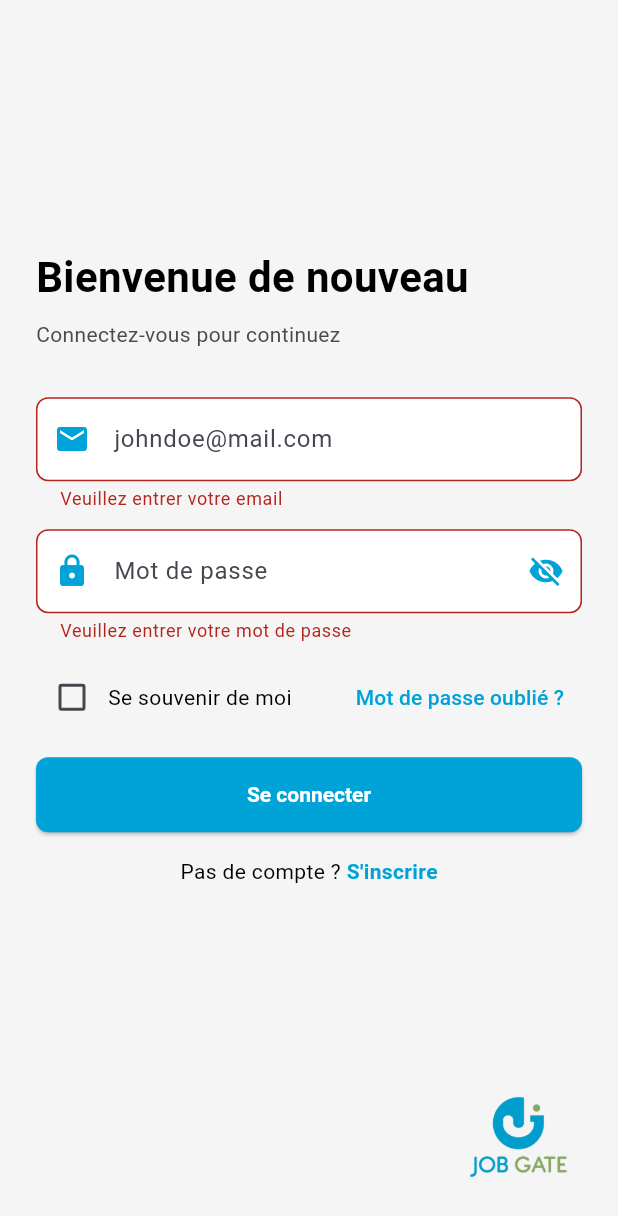
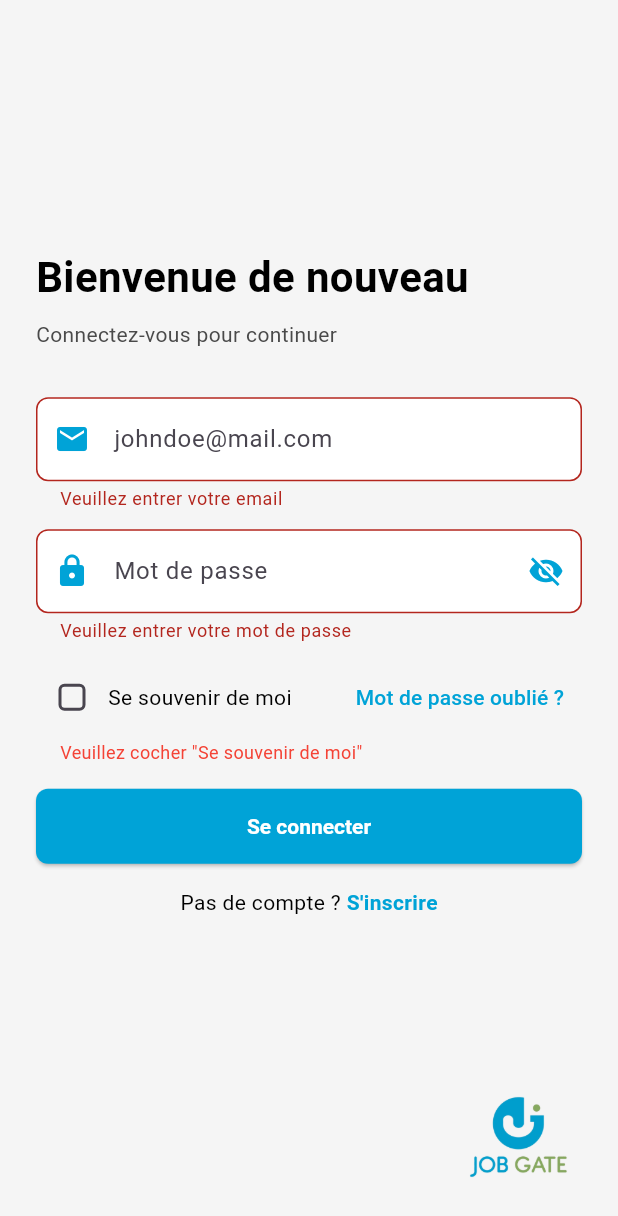
Before and after one commit to HattourWejden/App-Gestion_des_candidatures, a Flutter app: the LoginScreen screen opened by its route, after a tap on "Se connecter", on a phone screen of 412 x 824 dp. Shown: the top 1216 px of the screen. Run offline on Flutter 3.47's test engine with Material 3 defaults, Android fonts, the light colour scheme and no system bars; our stand-ins replace cloud_firestore, firebase_auth, firebase_core, flutter_riverpod; accounts and stored records are empty.

Commit message:
modified login_screen

```diff
--- a/lib/screens/login_screen.dart
+++ b/lib/screens/login_screen.dart
@@ -18,16 +18,32 @@ class _LoginScreenState extends ConsumerState<LoginScreen> {
   bool rememberMe = false;
   bool _isLoading = false;
   bool _obscurePassword = false;
+  String? _rememberMeError; // To store checkbox error message
 
   final _formKey = GlobalKey<FormState>();
+
   Future<void> _onSignInPressed() async {
-    if (!_formKey.currentState!.validate()) return;
+    // Reset error message
+    setState(() {
+      _rememberMeError = null;
+    });
+
+    // Validate form fields and checkbox
+    if (!_formKey.currentState!.validate() || !rememberMe) {
+      if (!rememberMe) {
+        setState(() {
+          _rememberMeError = 'Veuillez cocher "Se souvenir de moi"';
+        });
+      }
+      return;
+    }
 
     setState(() => _isLoading = true);
 
     try {
-      await ref.read(authServiceProvider).signInWithEmailAndPassword(
-
+      await ref
+          .read(authServiceProvider)
+          .signInWithEmailAndPassword(
             _emailController.text.trim(),
             _passwordController.text.trim(),
           );
@@ -98,7 +114,7 @@ class _LoginScreenState extends ConsumerState<LoginScreen> {
                   ),
                   const SizedBox(height: 8),
                   const Text(
-                    "Connectez-vous pour continuez ",
+                    "Connectez-vous pour continuer",
                     style: TextStyle(color: AppColors.darkGrey),
                   ),
                   const SizedBox(height: 32),
@@ -171,6 +187,9 @@ class _LoginScreenState extends ConsumerState<LoginScreen> {
                     },
                   ),
                   const SizedBox(height: 12),
+                  Column(
+                    crossAxisAlignment: CrossAxisAlignment.start,
+                    children: [
                       Row(
                         mainAxisAlignment: MainAxisAlignment.spaceBetween,
                         children: [
@@ -181,9 +200,28 @@ class _LoginScreenState extends ConsumerState<LoginScreen> {
                                 onChanged: (value) {
                                   setState(() {
                                     rememberMe = value ?? false;
+                                    _rememberMeError =
+                                        null; // Clear error when checkbox is toggled
                                   });
                                 },
                                 activeColor: AppColors.primaryBlue,
+                                shape: RoundedRectangleBorder(
+                                  borderRadius: BorderRadius.circular(4),
+                                  side:
+                                      _rememberMeError != null
+                                          ? const BorderSide(
+                                            color: Color.fromARGB(
+                                              255,
+                                              194,
+                                              53,
+                                              43,
+                                            ),
+                                          )
+                                          : const BorderSide(
+                                            color: Colors.transparent,
+                                          ), // Default to transparent
+                                ),
+                                semanticLabel: 'Se souvenir de moi',
                               ),
                               const Text("Se souvenir de moi"),
                             ],
@@ -200,6 +238,19 @@ class _LoginScreenState extends ConsumerState<LoginScreen> {
                                 "Mot de passe oublié ?",
                                 style: TextStyle(color: AppColors.primaryBlue),
                                 overflow: TextOverflow.ellipsis,
+                              ),
+                            ),
+                          ),
+                        ],
+                      ),
+                      if (_rememberMeError != null)
+                        Padding(
+                          padding: const EdgeInsets.only(left: 16.0, top: 4.0),
+                          child: Text(
+                            _rememberMeError!,
+                            style: const TextStyle(
+                              color: Colors.red,
+                              fontSize: 12,
                             ),
                           ),
                         ),
```
Lines whose indentation alone changed are shown as unchanged.
